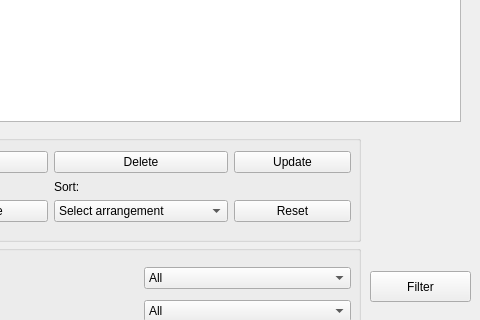
Old version of the form 23AD11044_LeVanNhan/mainwindow.ui in the repository leva25012005/Final-Project-DSA; both pictures show x 480 to 960 and y 239 to 559 of the 960 by 678 pixel window.
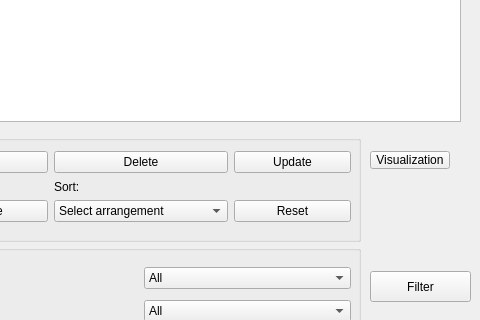
New version of the form.

Commit message: Before Updating Visualization

```diff
--- a/23AD11044_LeVanNhan/mainwindow.ui
+++ b/23AD11044_LeVanNhan/mainwindow.ui
@@ -580,6 +580,19 @@
      <string>Total items:</string>
     </property>
    </widget>
+   <widget class="QPushButton" name="btn_Visual">
+    <property name="geometry">
+     <rect>
+      <x>850</x>
+      <y>390</y>
+      <width>80</width>
+      <height>18</height>
+     </rect>
+    </property>
+    <property name="text">
+     <string>Visualization</string>
+    </property>
+   </widget>
   </widget>
   <widget class="QMenuBar" name="menubar">
    <property name="geometry">
```
The commit also changes 7 other files.
